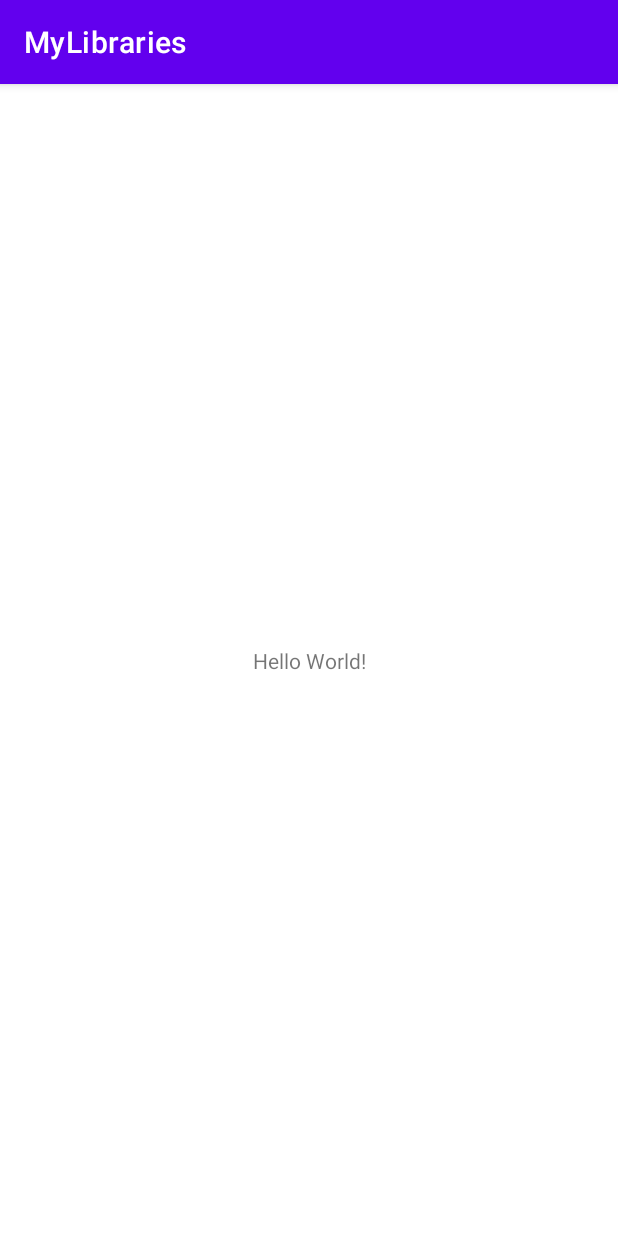
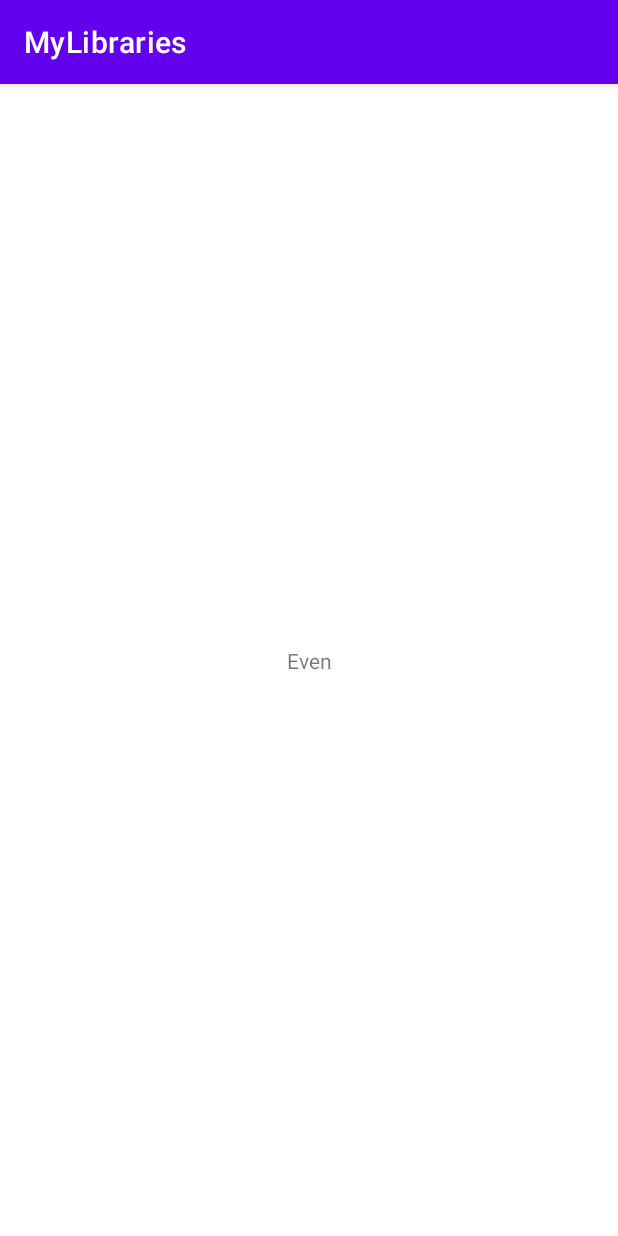
Before and after one commit to tungthanh1497/Base-MVP, an Android app: the screen it shows after launch (MainActivity), on a phone screen of 412 x 824 dp. Run offline under Robolectric (Android 15) with nearby library versions, the phone set to English and light mode, and no system bars.

Commit message:
implement base mvp example

```diff
--- a/app/build.gradle
+++ b/app/build.gradle
@@ -7,7 +7,7 @@ android {
     buildToolsVersion "30.0.1"
 
     defaultConfig {
-        applicationId "com.tungtt.mylibraries"
+        applicationId "com.tungtt.basemvpimpl"
         minSdkVersion 24
         targetSdkVersion 30
         versionCode 1
@@ -36,4 +36,6 @@ dependencies {
     testImplementation 'junit:junit:4.+'
     androidTestImplementation 'androidx.test.ext:junit:1.1.2'
     androidTestImplementation 'androidx.test.espresso:espresso-core:3.3.0'
+
+    implementation project(path: ':basemvp')
 }
--- a/app/src/main/AndroidManifest.xml
+++ b/app/src/main/AndroidManifest.xml
@@ -1,6 +1,6 @@
 <?xml version="1.0" encoding="utf-8"?>
 <manifest xmlns:android="http://schemas.android.com/apk/res/android"
-    package="com.tungtt.mylibraries">
+    package="com.tungtt.basemvpimpl">
 
     <application
         android:allowBackup="true"
@@ -9,7 +9,7 @@
         android:roundIcon="@mipmap/ic_launcher_round"
         android:supportsRtl="true"
         android:theme="@style/Theme.MyLibraries">
-        <activity android:name=".MainActivity">
+        <activity android:name="com.tungtt.basemvpimpl.MainActivity">
             <intent-filter>
                 <action android:name="android.intent.action.MAIN" />
 
--- /dev/null
+++ b/app/src/main/java/com/tungtt/basemvpimpl/MainActivity.java
@@ -0,0 +1,29 @@
+package com.tungtt.basemvpimpl;
+
+import android.os.Bundle;
+
+import androidx.appcompat.app.AppCompatActivity;
+
+import com.tungtt.basemvpimpl.ui.MainFragment;
+import com.tungtt.basemvpimpl.utils.ActivityUtils;
+import com.tungtt.basemvpimpl.utils.Constants;
+
+public class MainActivity extends AppCompatActivity {
+
+    private static MainActivity instance;
+
+    public static MainActivity getInstance() {
+        if (instance == null) {
+            instance = new MainActivity();
+        }
+        return instance;
+    }
+
+    @Override
+    protected void onCreate(Bundle savedInstanceState) {
+        super.onCreate(savedInstanceState);
+        setContentView(R.layout.activity_main);
+        instance = this;
+        ActivityUtils.addScreen(MainFragment.newInstance(), Constants.SCREEN_TAG.MAIN);
+    }
+}
--- /dev/null
+++ b/app/src/main/java/com/tungtt/basemvpimpl/ui/IMainContract.java
@@ -0,0 +1,22 @@
+package com.tungtt.basemvpimpl.ui;
+
+import com.tungtt.basemvp.mvp.model.IBaseModelLayer;
+import com.tungtt.basemvp.mvp.presenter.IBasePresenterLayer;
+import com.tungtt.basemvp.mvp.view.IBaseViewLayer;
+
+/**
+ * Created by ttcandroid a.k.a TungTT
+ * On Wed, 21 Oct 2020 - 16:47
+ */
+public interface IMainContract {
+    interface Model extends IBaseModelLayer<Presenter> {
+        boolean isEven();
+    }
+
+    interface View extends IBaseViewLayer<Presenter> {
+        void updateText(String text);
+    }
+
+    interface Presenter extends IBasePresenterLayer<View, Model> {
+    }
+}
--- /dev/null
+++ b/app/src/main/java/com/tungtt/basemvpimpl/ui/MainFragment.java
@@ -0,0 +1,37 @@
+package com.tungtt.basemvpimpl.ui;
+
+import android.os.Bundle;
+import android.view.View;
+
+import androidx.annotation.NonNull;
+
+import com.tungtt.basemvp.BaseFragment;
+
+public class MainFragment extends BaseFragment<IMainContract.View, IMainContract.Model>
+        implements IMainContract.Presenter {
+
+    public static MainFragment newInstance() {
+        return new MainFragment();
+    }
+
+
+    @Override
+    public void initViewModel() {
+        initModelLayer(MainModel.newInstance());
+        initViewLayer(MainView.newInstance());
+    }
+
+    @Override
+    public void onReceiveData(@NonNull Bundle data) {
+
+    }
+
+    @Override
+    public void init(View view) {
+        if (mModel().isEven()) {
+            mView().updateText("Even");
+        } else {
+            mView().updateText("Odd");
+        }
+    }
+}
--- /dev/null
+++ b/app/src/main/java/com/tungtt/basemvpimpl/ui/MainModel.java
@@ -0,0 +1,22 @@
+package com.tungtt.basemvpimpl.ui;
+
+import com.tungtt.basemvp.mvp.model.BaseModelLayer;
+
+import java.util.Random;
+
+/**
+ * Created by ttcandroid a.k.a TungTT
+ * On Wed, 21 Oct 2020 - 16:47
+ */
+public class MainModel extends BaseModelLayer<IMainContract.Presenter>
+        implements IMainContract.Model {
+
+    public static MainModel newInstance() {
+        return new MainModel();
+    }
+
+    public boolean isEven() {
+        int random = new Random().nextInt(10);
+        return random % 2 == 0;
+    }
+}
--- /dev/null
+++ b/app/src/main/java/com/tungtt/basemvpimpl/ui/MainView.java
@@ -0,0 +1,36 @@
+package com.tungtt.basemvpimpl.ui;
+
+import android.view.View;
+import android.widget.TextView;
+
+import com.tungtt.basemvp.mvp.view.BaseViewLayer;
+import com.tungtt.basemvpimpl.R;
+
+/**
+ * Created by ttcandroid a.k.a TungTT
+ * On Wed, 21 Oct 2020 - 16:47
+ */
+public class MainView extends BaseViewLayer<IMainContract.Presenter>
+        implements IMainContract.View {
+
+    TextView tv;
+
+    public static MainView newInstance() {
+        return new MainView();
+    }
+
+    @Override
+    public int getLayoutRes() {
+        return R.layout.main_fragment;
+    }
+
+    @Override
+    public void bindViews(View view) {
+        tv = view.findViewById(R.id.message);
+    }
+
+    @Override
+    public void updateText(String text) {
+        tv.setText(text);
+    }
+}
--- /dev/null
+++ b/app/src/main/java/com/tungtt/basemvpimpl/utils/ActivityUtils.java
@@ -0,0 +1,39 @@
+package com.tungtt.basemvpimpl.utils;
+
+import android.os.Bundle;
+
+import androidx.fragment.app.Fragment;
+
+import com.tungtt.basemvpimpl.MainActivity;
+import com.tungtt.basemvpimpl.R;
+
+/**
+ * Created by ttcandroid a.k.a TungTT
+ * On Mon, 19 Oct 2020 - 15:41
+ */
+public class ActivityUtils {
+
+    public static void addScreen(Fragment fragment, String tag) {
+        addScreen(fragment, tag, null);
+    }
+
+    /**
+     * open a new Fragment and add to backstack
+     *
+     * @param fragment: destination fragment
+     * @param tag:      fragment's TAG
+     * @param data:     bundle to transfer data (if needed)
+     */
+    public static void addScreen(Fragment fragment,
+                                 String tag,
+                                 Bundle data) {
+        if (data != null) {
+            fragment.setArguments(data);
+        }
+        MainActivity.getInstance().getSupportFragmentManager()
+                .beginTransaction()
+                .add(R.id.container, fragment)
+                .addToBackStack(tag)
+                .commit();
+    }
+}
--- a/app/src/main/res/layout/activity_main.xml
+++ b/app/src/main/res/layout/activity_main.xml
@@ -1,19 +1,7 @@
 <?xml version="1.0" encoding="utf-8"?>
-<androidx.constraintlayout.widget.ConstraintLayout xmlns:android="http://schemas.android.com/apk/res/android"
-    xmlns:app="http://schemas.android.com/apk/res-auto"
+<FrameLayout xmlns:android="http://schemas.android.com/apk/res/android"
     xmlns:tools="http://schemas.android.com/tools"
+    android:id="@+id/container"
     android:layout_width="match_parent"
     android:layout_height="match_parent"
-    tools:context=".MainActivity">
-
-    <TextView
-        android:id="@+id/alo"
-        android:layout_width="wrap_content"
-        android:layout_height="wrap_content"
-        android:text="Hello World!"
-        app:layout_constraintBottom_toBottomOf="parent"
-        app:layout_constraintLeft_toLeftOf="parent"
-        app:layout_constraintRight_toRightOf="parent"
-        app:layout_constraintTop_toTopOf="parent" />
-
-</androidx.constraintlayout.widget.ConstraintLayout>
+    tools:context=".MainActivity" />
--- /dev/null
+++ b/app/src/main/res/layout/main_fragment.xml
@@ -0,0 +1,20 @@
+<?xml version="1.0" encoding="utf-8"?>
+<androidx.constraintlayout.widget.ConstraintLayout xmlns:android="http://schemas.android.com/apk/res/android"
+    xmlns:app="http://schemas.android.com/apk/res-auto"
+    xmlns:tools="http://schemas.android.com/tools"
+    android:id="@+id/main"
+    android:layout_width="match_parent"
+    android:layout_height="match_parent"
+    tools:context=".ui.MainFragment">
+
+    <TextView
+        android:id="@+id/message"
+        android:layout_width="wrap_content"
+        android:layout_height="wrap_content"
+        android:text="TungTT"
+        app:layout_constraintBottom_toBottomOf="parent"
+        app:layout_constraintEnd_toEndOf="parent"
+        app:layout_constraintStart_toStartOf="parent"
+        app:layout_constraintTop_toTopOf="parent" />
+
+</androidx.constraintlayout.widget.ConstraintLayout>
--- a/settings.gradle
+++ b/settings.gradle
@@ -1,3 +1,3 @@
 include ':basemvp'
-include ':app'
+include ':app', ':basemvp'
 rootProject.name = "MyLibraries"
```
Also changed, not shown: app/src/main/java/com/tungtt/basemvpimpl/utils/Constants.java (added, +15 -0 lines), app/src/main/java/com/tungtt/mylibraries/MainActivity.java (deleted, +0 -14 lines), basemvp/src/main/java/com/tungtt/basemvp/mvp/presenter/BasePresenterLayer.java (+4 -4 lines), 4 other files.
